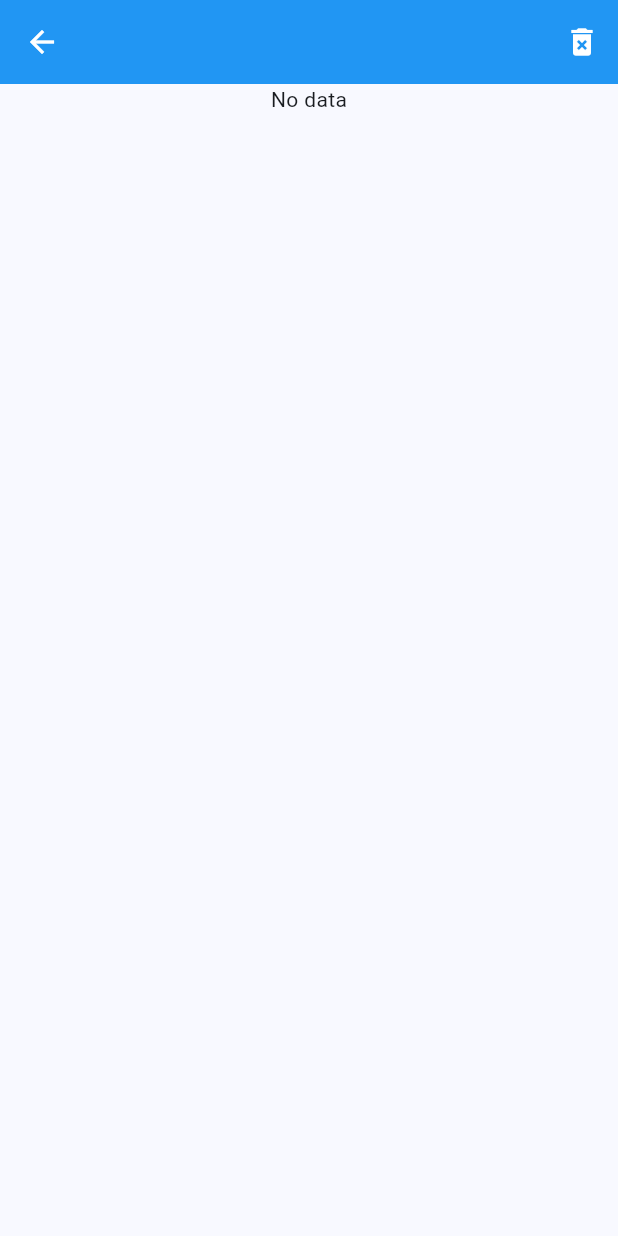
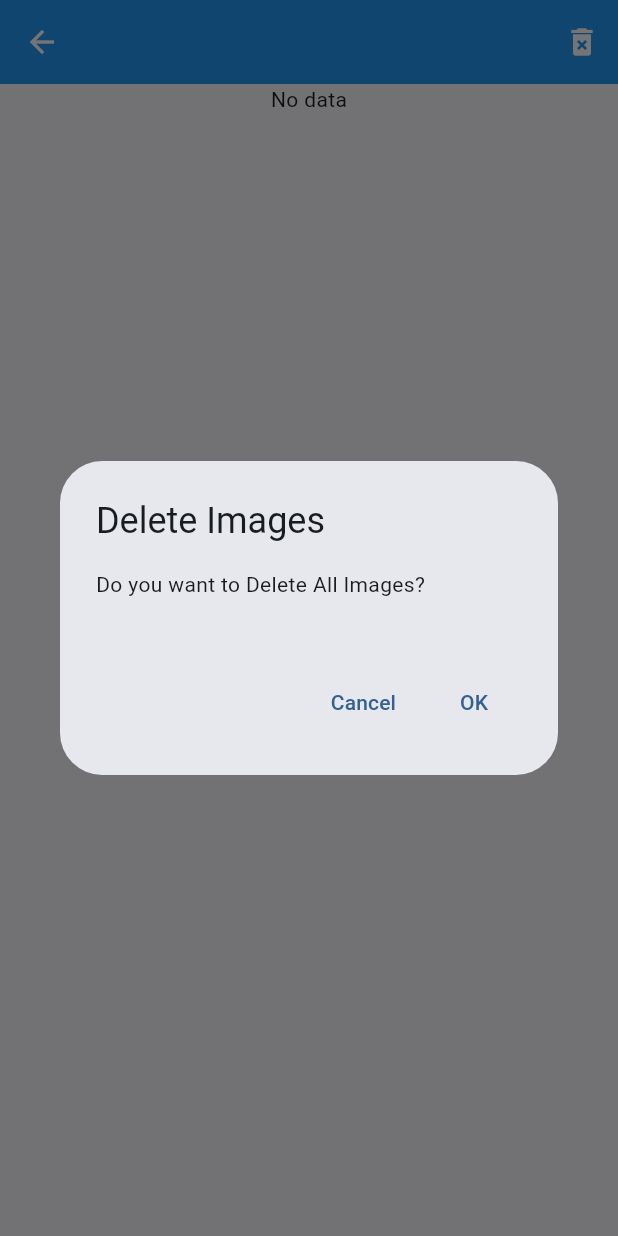
Before and after one commit to initsolution/monitor_app, a Flutter app: the AlbumScreen screen opened directly, after a tap on the "delete forever" icon, on a phone screen of 412 x 824 dp. Run offline on Flutter 3.47's test engine with Material 3 defaults, Android fonts, the light colour scheme and no system bars; our stand-ins replace camera, carousel_slider, dio, equatable, file_picker, flutter_form_builder and 12 more; accounts and stored records are empty; generated files the repository leaves out were written again.

Commit message:
- Add Dialog Confirmation saat deleteAll Image

```diff
--- a/lib/screen/album_screen.dart
+++ b/lib/screen/album_screen.dart
@@ -81,6 +81,59 @@ class _AlbumScreenState extends ConsumerState<AlbumScreen> {
     _getImageData();
   }
 
+  void deleteAllFile() async {
+    final directory = await getExternalStorageDirectory() ??
+        await getApplicationDocumentsDirectory();
+    List<FileSystemEntity> fileList =
+        await Directory('${directory.path}/$taskId').list().toList();
+
+    for (var file in fileList) {
+      if (file.path.contains('.jpg')) {
+        await file.delete();
+      }
+    }
+    _refresh();
+  }
+
+  dialogDeleteConfirmation() {
+    Widget cancelButton = TextButton(
+      child: const Text("Cancel"),
+      onPressed: () {
+        dismissDialog();
+      },
+    );
+    Widget okButton = TextButton(
+      child: const Text("OK"),
+      onPressed: () {
+        deleteAllFile();
+        dismissDialog();
+      },
+    );
+    AlertDialog alert = AlertDialog(
+      elevation: 0,
+      title: const Text("Delete Images"),
+      content: SizedBox(
+        width: MediaQuery.of(context).size.width,
+        height: MediaQuery.of(context).size.height * 0.05,
+        child: const Text("Do you want to Delete All Images?"),
+      ),
+      actions: [cancelButton, okButton],
+    );
+    showDialog(
+      //prevent outside touch
+      barrierDismissible: false,
+      context: context,
+      builder: (BuildContext context) {
+        //prevent Back button press
+        return WillPopScope(onWillPop: () async => false, child: alert);
+      },
+    );
+  }
+
+  dismissDialog() {
+    Navigator.pop(context);
+  }
+
   @override
   Widget build(BuildContext context) {
     return Scaffold(
@@ -88,17 +141,7 @@ class _AlbumScreenState extends ConsumerState<AlbumScreen> {
         actions: [
           IconButton(
             onPressed: () async {
-              final directory = await getExternalStorageDirectory() ??
-                  await getApplicationDocumentsDirectory();
-              List<FileSystemEntity> fileList =
-                  await Directory('${directory.path}/$taskId').list().toList();
-
-              for (var file in fileList) {
-                if (file.path.contains('.jpg')) {
-                  await file.delete();
-                }
-              }
-              _refresh();
+              dialogDeleteConfirmation();
             },
             icon: const Icon(Icons.delete_forever),
           )
```
Also changed, not shown: 1 other file.
